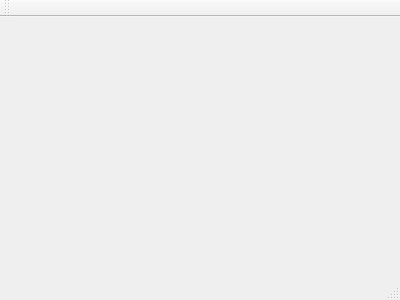
Qt form mainWindow.ui (hubish/DataBaseProject) before a commit.
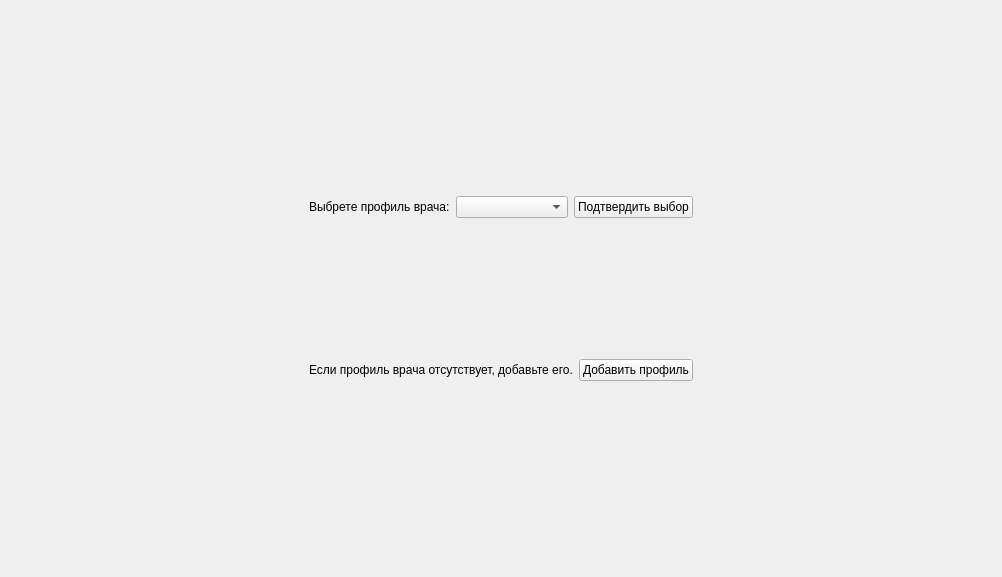
The same form after that commit.

What changed in the file:
```diff
--- a/mainWindow.ui
+++ b/mainWindow.ui
@@ -1,24 +1,139 @@
 <ui version="4.0">
  <class>mainWindow</class>
- <widget class="QMainWindow" name="mainWindow" >
-  <property name="geometry" >
+ <widget class="QMainWindow" name="mainWindow">
+  <property name="geometry">
    <rect>
     <x>0</x>
     <y>0</y>
-    <width>400</width>
-    <height>300</height>
+    <width>1002</width>
+    <height>577</height>
    </rect>
   </property>
   <property name="windowTitle" >
    <string>mainWindow</string>
   </property>
-  <widget class="QMenuBar" name="menuBar" />
-  <widget class="QToolBar" name="mainToolBar" />
-  <widget class="QWidget" name="centralWidget" />
-  <widget class="QStatusBar" name="statusBar" />
+  <widget class="QWidget" name="centralWidget">
+   <layout class="QVBoxLayout" name="verticalLayout_3">
+    <item>
+     <layout class="QVBoxLayout" name="verticalLayout_2">
+      <item>
+       <spacer name="verticalSpacer_2">
+        <property name="orientation">
+         <enum>Qt::Vertical</enum>
+        </property>
+        <property name="sizeHint" stdset="0">
+         <size>
+          <width>20</width>
+          <height>40</height>
+         </size>
+        </property>
+       </spacer>
+      </item>
+      <item>
+       <layout class="QHBoxLayout" name="horizontalLayout_3">
+        <item>
+         <spacer name="horizontalSpacer">
+          <property name="orientation">
+           <enum>Qt::Horizontal</enum>
+          </property>
+          <property name="sizeHint" stdset="0">
+           <size>
+            <width>40</width>
+            <height>20</height>
+           </size>
+          </property>
+         </spacer>
+        </item>
+        <item>
+         <layout class="QVBoxLayout" name="verticalLayout">
+          <item>
+           <layout class="QHBoxLayout" name="horizontalLayout">
+            <item>
+             <widget class="QLabel" name="label">
+              <property name="text">
+               <string>Выбрете профиль врача:</string>
+              </property>
+             </widget>
+            </item>
+            <item>
+             <widget class="QComboBox" name="comboBox"/>
+            </item>
+            <item>
+             <widget class="QPushButton" name="pushButton">
+              <property name="text">
+               <string>Подтвердить выбор</string>
+              </property>
+             </widget>
+            </item>
+           </layout>
+          </item>
+          <item>
+           <spacer name="verticalSpacer">
+            <property name="orientation">
+             <enum>Qt::Vertical</enum>
+            </property>
+            <property name="sizeHint" stdset="0">
+             <size>
+              <width>20</width>
+              <height>40</height>
+             </size>
+            </property>
+           </spacer>
+          </item>
+          <item>
+           <layout class="QHBoxLayout" name="horizontalLayout_2">
+            <item>
+             <widget class="QLabel" name="label_2">
+              <property name="text">
+               <string>Если профиль врача отсутствует, добавьте его.</string>
+              </property>
+             </widget>
+            </item>
+            <item>
+             <widget class="QPushButton" name="pushButton_2">
+              <property name="text">
+               <string>Добавить профиль</string>
+              </property>
+             </widget>
+            </item>
+           </layout>
+          </item>
+         </layout>
+        </item>
+        <item>
+         <spacer name="horizontalSpacer_2">
+          <property name="orientation">
+           <enum>Qt::Horizontal</enum>
+          </property>
+          <property name="sizeHint" stdset="0">
+           <size>
+            <width>40</width>
+            <height>20</height>
+           </size>
+          </property>
+         </spacer>
+        </item>
+       </layout>
+      </item>
+      <item>
+       <spacer name="verticalSpacer_3">
+        <property name="orientation">
+         <enum>Qt::Vertical</enum>
+        </property>
+        <property name="sizeHint" stdset="0">
+         <size>
+          <width>20</width>
+          <height>40</height>
+         </size>
+        </property>
+       </spacer>
+      </item>
+     </layout>
+    </item>
+   </layout>
+  </widget>
  </widget>
- <layoutDefault spacing="6" margin="11" />
- <pixmapfunction></pixmapfunction>
+ <layoutdefault spacing="6" margin="11"/>
  <resources/>
  <connections/>
 </ui>
```
Left out of the diff: 3 changed lines with no effect on the pictures.
